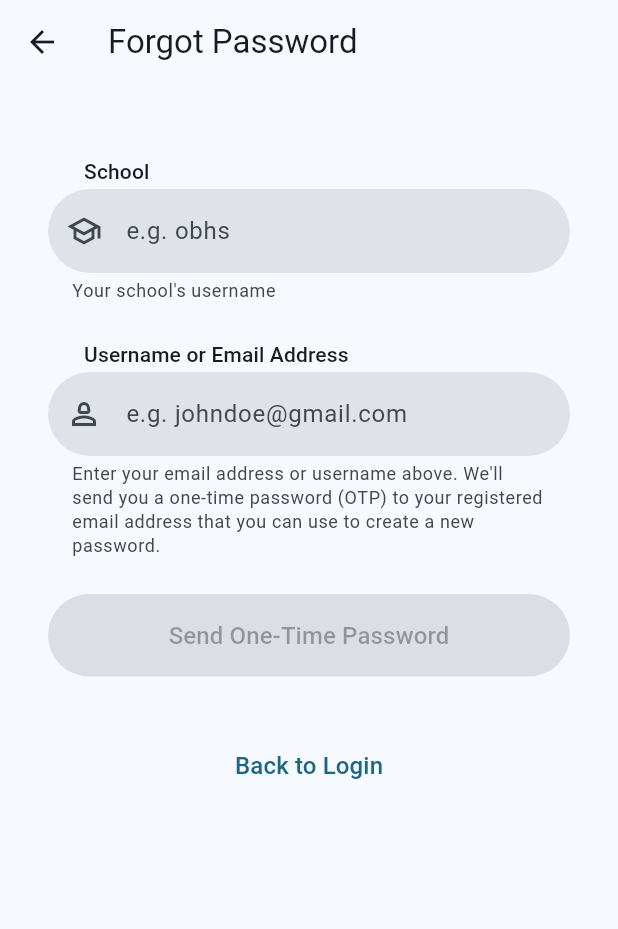
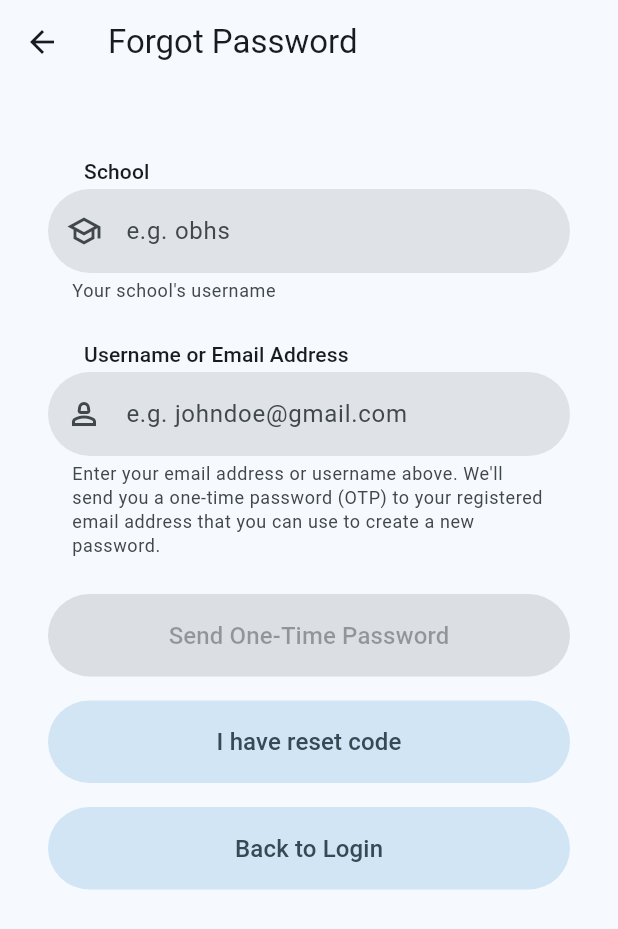
Before and after one commit to ObuyaErick/lernivo, a Flutter app: the RequestPasswordResetScreen screen opened directly, on a phone screen of 412 x 824 dp. Shown: the top 929 px of the screen. Run offline on Flutter 3.47's test engine with Material 3 defaults, Android fonts, the phone set to English and light mode, and no system bars; our stand-ins replace flutter_hooks, flutter_otp_text_field, flutter_riverpod, freezed_annotation, go_router, hooks_riverpod and 1 more.

Commit message:
Password Reset Screen

```diff
--- a/lib/screens/request_password_reset_screen.dart
+++ b/lib/screens/request_password_reset_screen.dart
@@ -5,6 +5,7 @@ import 'package:lernivo/auth/auth_support/password_reset_request_dto.dart';
 import 'package:lernivo/auth/sign_in_state_provider.dart';
 import 'package:lernivo/auth/tenant/tenant_details.dart';
 import 'package:lernivo/auth/tenant_list_provider.dart';
+import 'package:lernivo/screens/password_reset_screen.dart';
 import 'package:shimmer/shimmer.dart';
 
 class RequestPasswordResetScreen extends HookConsumerWidget {
@@ -160,11 +161,34 @@ class RequestPasswordResetScreen extends HookConsumerWidget {
               //     color: Theme.of(context).colorScheme.onSurfaceVariant,
               //   ),
               // ),
-              const SizedBox(height: 32),
+              const SizedBox(height: 16),
 
               SizedBox(
                 width: double.infinity,
-                child: TextButton(
+                child: FilledButton.tonal(
+                  onPressed: () {
+                    Navigator.push(
+                      context,
+                      MaterialPageRoute(
+                        builder: (context) => PasswordResetScreen(),
+                      ),
+                    );
+                  },
+                  style: TextButton.styleFrom(
+                    padding: const EdgeInsets.symmetric(vertical: 16.0),
+                  ),
+                  child: const Text(
+                    'I have reset code',
+                    style: TextStyle(fontSize: 16),
+                  ),
+                ),
+              ),
+
+              const SizedBox(height: 16),
+
+              SizedBox(
+                width: double.infinity,
+                child: FilledButton.tonal(
                   onPressed: () {
                     Navigator.pop(context);
                   },
@@ -367,10 +391,9 @@ class TenantSelectorSheet extends HookConsumerWidget {
                           baseColor: Theme.of(
                             context,
                           ).colorScheme.onSurface.withValues(alpha: 0.1),
-                          highlightColor: Theme.of(context)
-                              .colorScheme
-                              .onSurfaceVariant
-                              .withValues(alpha: 0.4),
+                          highlightColor: Theme.of(
+                            context,
+                          ).colorScheme.onSurfaceVariant.withValues(alpha: 0.4),
                           child: Container(
                             height: 64,
                             decoration: BoxDecoration(
--- a/pubspec.yaml
+++ b/pubspec.yaml
@@ -43,6 +43,7 @@ dependencies:
   json_annotation: ^4.9.0
   go_router: ^15.2.0
   shimmer: ^3.0.0
+  flutter_otp_text_field: ^1.5.1+1
 
 dev_dependencies:
   flutter_test:
```
Also changed, not shown: lib/screens/password_reset_screen.dart (+111 -3 lines), pubspec.lock.
